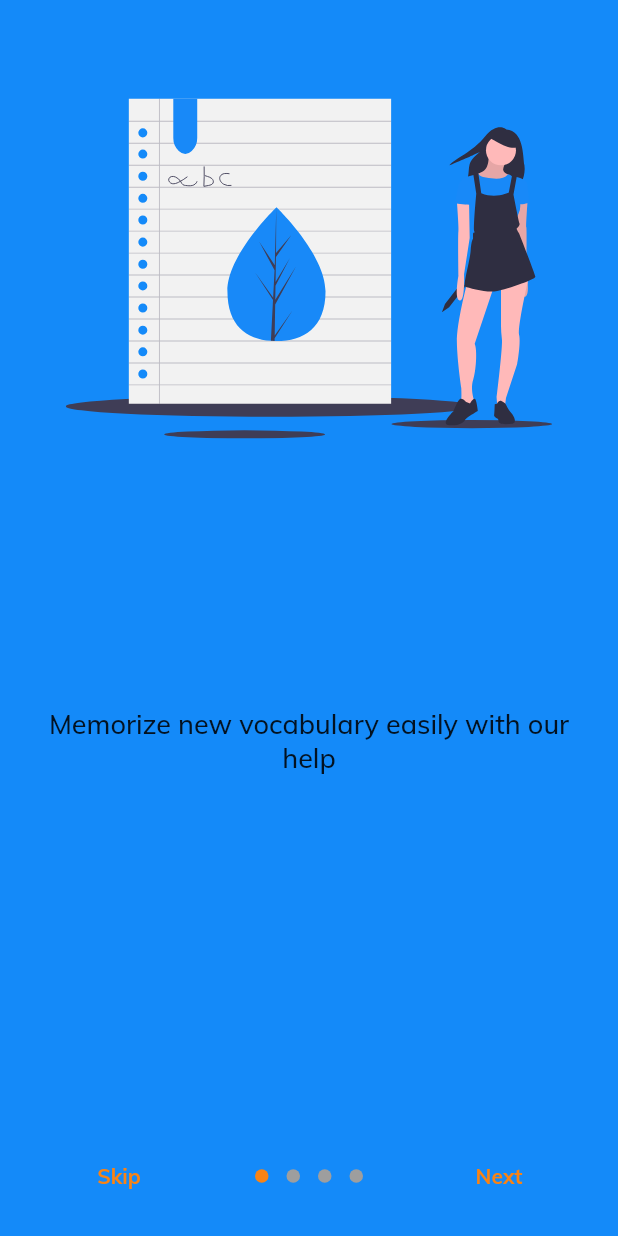
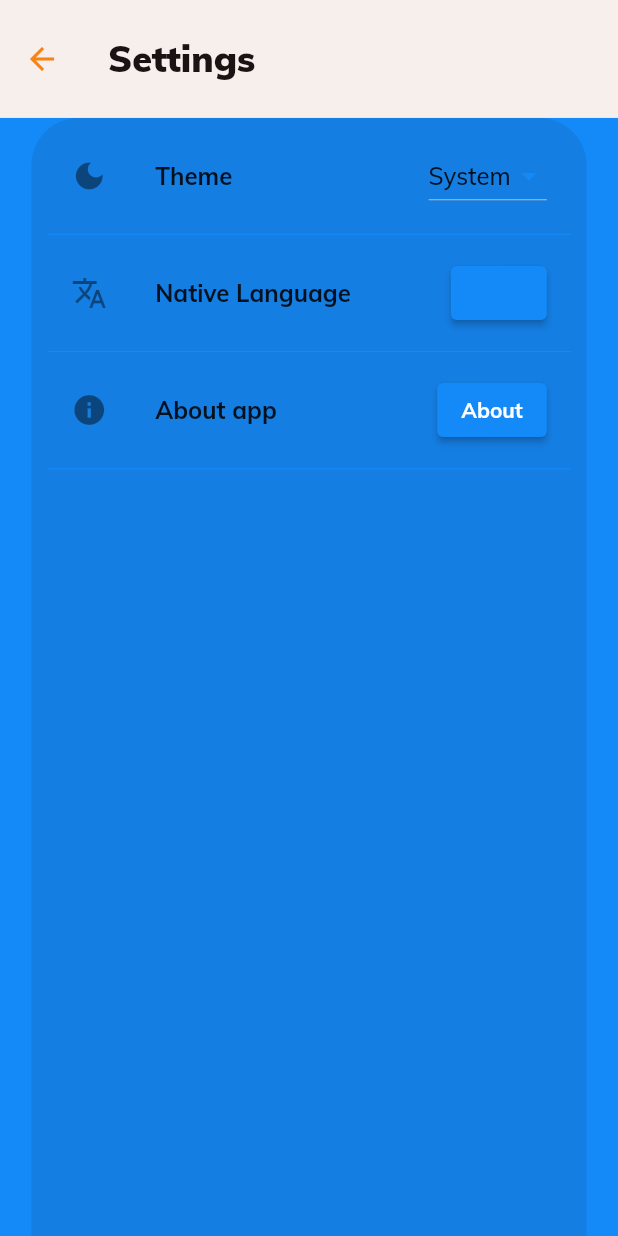
Before and after one commit to adam-podkowinski/easy_language, a Flutter app: the WordBankPage screen opened by its route, in the side drawer, after a tap on "Settings", on a phone screen of 412 x 824 dp. Run offline on Flutter 3.47's test engine with Material 2 defaults, Android fonts, the phone set to English and light mode, and no system bars; drawn by our look-alikes of auto_size_text, introduction_screen; our stand-ins replace dartz, equatable, flutter_screenutil, flutter_slidable, flutter_svg, fluttertoast and 4 more; missing offline and left inert: language_picker; accounts and stored records are empty; statements that could not run were skipped.

Commit message:
Add settings screen and native language field

```diff
--- a/lib/core/constants.dart
+++ b/lib/core/constants.dart
@@ -5,6 +5,7 @@ const Size screenSize = Size(393, 781);
 const wordBankPageId = '/word_bank';
 const introductionPageId = '/introduction';
 const flashcardsPageId = '/flashcards';
+const settingsPageId = '/settings';
 const cachedSettingsId = 'settings';
 const cachedWordBankId = 'word_bank';
 const cachedCurrentLanguageId = 'current_language';
@@ -18,4 +19,5 @@ const Map<String, String> pageTitlesFromIds = {
   wordBankPageId: 'Word Bank',
   introductionPageId: 'Introduction',
   flashcardsPageId: 'Flashcards',
+  settingsPageId: 'Settings',
 };
--- a/lib/core/presentation/drawer.dart
+++ b/lib/core/presentation/drawer.dart
@@ -54,11 +54,11 @@ class EasyLanguageDrawer extends StatelessWidget {
           ),
           DrawerListTile(
             name: 'Settings',
-            isFocused: pageId == introductionPageId,
+            isFocused: pageId == settingsPageId,
             leadingIconData: Icons.settings,
             onTap: () {
               Navigator.of(context).pop();
-              Navigator.of(context).pushNamed(introductionPageId);
+              Navigator.of(context).pushNamed(settingsPageId);
             },
           ),
         ],
--- a/lib/core/presentation/main_app.dart
+++ b/lib/core/presentation/main_app.dart
@@ -4,6 +4,7 @@ import 'package:easy_language/core/presentation/styles.dart';
 import 'package:easy_language/features/flashcard/presentation/manager/flashcard_provider.dart';
 import 'package:easy_language/features/flashcard/presentation/pages/flashcard_page.dart';
 import 'package:easy_language/features/login/presentation/pages/introduction_page.dart';
+import 'package:easy_language/features/settings/presentation/pages/settings_page.dart';
 import 'package:easy_language/features/word_bank/presentation/manager/word_bank_provider.dart';
 import 'package:easy_language/features/word_bank/presentation/pages/word_bank_page.dart';
 import 'package:easy_language/injection_container.dart';
@@ -50,6 +51,7 @@ class MainApp extends StatelessWidget {
         routes: {
           wordBankPageId: (context) => const WordBankPage(),
           introductionPageId: (context) => const IntroductionPage(),
+          settingsPageId: (context) => const SettingsPage(),
           flashcardsPageId: (context) => ChangeNotifierProvider(
                 create: (context) {
                   final provider = sl<FlashcardProvider>();
--- a/lib/features/flashcard/data/models/flashcard_model.dart
+++ b/lib/features/flashcard/data/models/flashcard_model.dart
@@ -24,7 +24,7 @@ class FlashcardModel extends Flashcard {
       isTurned: cast(flashcardMap[isTurnedId]) ?? false,
       wordIndex: cast(flashcardMap[wordIndexId]) ?? 0,
       wordLanguage: Language.fromIsoCode(
-        cast(flashcardMap[wordLanguageId]) ?? 'en-US',
+        cast(flashcardMap[wordLanguageId]) ?? Languages.english.isoCode,
       ),
     );
   }
--- a/lib/features/login/presentation/pages/introduction_page.dart
+++ b/lib/features/login/presentation/pages/introduction_page.dart
@@ -1,5 +1,6 @@
 import 'package:auto_size_text/auto_size_text.dart';
 import 'package:easy_language/core/constants.dart';
+import 'package:easy_language/core/presentation/show_language_picker_dialog.dart';
 import 'package:easy_language/features/settings/domain/entities/settings.dart';
 import 'package:easy_language/features/settings/presentation/manager/settings_provider.dart';
 import 'package:easy_language/features/settings/presentation/widgets/theme_picker.dart';
@@ -8,6 +9,7 @@ import 'package:flutter/material.dart';
 import 'package:flutter_screenutil/flutter_screenutil.dart';
 import 'package:flutter_svg/flutter_svg.dart';
 import 'package:introduction_screen/introduction_screen.dart';
+import 'package:language_picker/languages.dart';
 import 'package:provider/provider.dart';
 
 class IntroductionPage extends StatelessWidget {
@@ -20,12 +22,11 @@ class IntroductionPage extends StatelessWidget {
       child: Scaffold(
         body: IntroductionScreen(
           pages: _buildPages(context),
-          onDone: () {
-            Navigator.of(context).pushReplacementNamed(wordBankPageId).then(
-                  (_) async => state.changeSettings({
-                    Settings.isStartupId: false,
-                  }),
-                );
+          onDone: () async {
+            await state.changeSettings({
+              Settings.isStartupId: false,
+            });
+            Navigator.of(context).pushReplacementNamed(wordBankPageId);
           },
           showSkipButton: true,
           skip: const Text('Skip'),
@@ -60,6 +61,28 @@ class IntroductionPage extends StatelessWidget {
         '$svgPrefix/dark_mode.svg',
         'Choose your preferable theme for this application',
         footer: const ThemePicker(),
+      ),
+      _buildPage(
+        context,
+        'Native language',
+        '$svgPrefix/languages.svg',
+        "What language do you translate to most often?",
+        footer: ElevatedButton(
+          onPressed: () => showLanguagePickerDialog(
+            context,
+            (Language language) {
+              context.read<SettingsProvider>().changeSettings(
+                {
+                  Settings.nativeLanguageId: language.isoCode,
+                },
+              );
+            },
+            Languages.defaultLanguages,
+          ),
+          child: Text(
+            context.watch<SettingsProvider>().settings.nativeLanguage.name,
+          ),
+        ),
       ),
       _buildPage(
         context,
--- a/lib/features/settings/data/models/settings_model.dart
+++ b/lib/features/settings/data/models/settings_model.dart
@@ -1,12 +1,18 @@
 import 'package:dartz/dartz.dart';
 import 'package:easy_language/features/settings/domain/entities/settings.dart';
 import 'package:flutter/material.dart';
+import 'package:language_picker/languages.dart';
 
 class SettingsModel extends Settings {
   const SettingsModel({
     bool isStartup = true,
     ThemeMode themeMode = ThemeMode.system,
-  }) : super(themeMode: themeMode, isStartup: isStartup);
+    required Language nativeLanguage,
+  }) : super(
+          themeMode: themeMode,
+          isStartup: isStartup,
+          nativeLanguage: nativeLanguage,
+        );
 
   /// Takes map and returns a [SettingsModel]
   /// Map's object should be a basic type (int, string, bool) and NOT enum
@@ -14,6 +20,9 @@ class SettingsModel extends Settings {
     return SettingsModel(
       isStartup: cast(map[Settings.isStartupId]) ?? true,
       themeMode: mapStringToThemeMode(cast(map[Settings.themeModeId])),
+      nativeLanguage: Language.fromIsoCode(
+        cast(map[Settings.nativeLanguageId]) ?? Languages.english.isoCode,
+      ),
     );
   }
 
@@ -24,6 +33,7 @@ class SettingsModel extends Settings {
   Map<dynamic, dynamic> toMap() => {
         Settings.isStartupId: isStartup,
         Settings.themeModeId: mapThemeModeToString(themeMode),
+        Settings.nativeLanguageId: nativeLanguage.isoCode,
       };
 
   static ThemeMode mapStringToThemeMode(String? theme) {
--- a/lib/features/settings/data/repositories/settings_repository_impl.dart
+++ b/lib/features/settings/data/repositories/settings_repository_impl.dart
@@ -4,10 +4,13 @@ import 'package:easy_language/features/settings/data/data_sources/settings_local
 import 'package:easy_language/features/settings/data/models/settings_model.dart';
 import 'package:easy_language/features/settings/domain/entities/settings.dart';
 import 'package:easy_language/features/settings/domain/repositories/settings_repository.dart';
+import 'package:language_picker/languages.dart';
 
 class SettingsRepositoryImpl implements SettingsRepository {
   bool _initial = true;
-  SettingsModel _settings = const SettingsModel();
+  SettingsModel _settings = SettingsModel(
+    nativeLanguage: Languages.english,
+  );
   final SettingsLocalDataSource localDataSource;
 
   SettingsRepositoryImpl({required this.localDataSource});
--- a/lib/features/settings/domain/entities/settings.dart
+++ b/lib/features/settings/domain/entities/settings.dart
@@ -1,19 +1,26 @@
 import 'package:equatable/equatable.dart';
 import 'package:flutter/material.dart';
+import 'package:language_picker/languages.dart';
 
 class Settings extends Equatable {
   final bool isStartup;
   final ThemeMode themeMode;
+  final Language nativeLanguage;
 
-  const Settings({required this.isStartup, required this.themeMode});
+  const Settings({
+    required this.isStartup,
+    required this.themeMode,
+    required this.nativeLanguage,
+  });
 
   static const isStartupId = 'isStartup';
   static const themeModeId = 'themeMode';
   static const darkThemeId = 'Dark';
   static const lightThemeId = 'Light';
   static const systemThemeId = 'System';
+  static const nativeLanguageId = 'nativeLanguage';
   static const availableThemesIds = [systemThemeId, lightThemeId, darkThemeId];
 
   @override
-  List<Object?> get props => [isStartup, themeMode];
+  List<Object?> get props => [isStartup, themeMode, nativeLanguage];
 }
--- a/lib/features/settings/presentation/manager/settings_provider.dart
+++ b/lib/features/settings/presentation/manager/settings_provider.dart
@@ -3,15 +3,17 @@ import 'package:easy_language/features/settings/data/models/settings_model.dart'
 import 'package:easy_language/features/settings/domain/entities/settings.dart';
 import 'package:easy_language/features/settings/domain/repositories/settings_repository.dart';
 import 'package:flutter/material.dart';
+import 'package:language_picker/languages.dart';
 
 class SettingsProvider extends ChangeNotifier {
   bool loading = true;
 
   final SettingsRepository settingsRepository;
 
-  Settings settings = const Settings(
+  Settings settings = Settings(
     isStartup: false,
     themeMode: ThemeMode.system,
+    nativeLanguage: Languages.english,
   );
 
   SettingsFailure? settingsFailure;
--- /dev/null
+++ b/lib/features/settings/presentation/pages/settings_page.dart
@@ -0,0 +1,127 @@
+import 'package:auto_size_text/auto_size_text.dart';
+import 'package:easy_language/core/constants.dart';
+import 'package:easy_language/core/presentation/show_language_picker_dialog.dart';
+import 'package:easy_language/features/settings/domain/entities/settings.dart';
+import 'package:easy_language/features/settings/presentation/manager/settings_provider.dart';
+import 'package:easy_language/features/settings/presentation/widgets/theme_picker.dart';
+import 'package:flutter/material.dart';
+import 'package:flutter_screenutil/flutter_screenutil.dart';
+import 'package:language_picker/languages.dart';
+import 'package:provider/provider.dart';
+
+class SettingsPage extends StatelessWidget {
+  const SettingsPage({Key? key}) : super(key: key);
+
+  @override
+  Widget build(BuildContext context) {
+    return SafeArea(
+      child: Scaffold(
+        appBar: AppBar(
+          toolbarHeight: 75.r,
+          title: Text(pageTitlesFromIds[settingsPageId] ?? 'Settings'),
+        ),
+        body: Container(
+          padding: EdgeInsets.symmetric(horizontal: 10.r),
+          margin: EdgeInsets.symmetric(horizontal: 20.r),
+          decoration: BoxDecoration(
+            borderRadius: BorderRadius.vertical(
+              top: Radius.circular(30.r),
+            ),
+            color: Theme.of(context).colorScheme.onBackground.withOpacity(
+                  0.1,
+                ),
+          ),
+          child: Column(
+            children: [
+              SizedBox(
+                height: 10.h,
+              ),
+              const ListTile(
+                trailing: ThemePicker(),
+                leading: Icon(Icons.dark_mode),
+                title: Text(
+                  'Theme',
+                  style: TextStyle(fontWeight: FontWeight.bold),
+                ),
+              ),
+              SizedBox(
+                height: 10.h,
+              ),
+              Divider(
+                color: Theme.of(context).primaryColor,
+                height: 1,
+              ),
+              SizedBox(
+                height: 10.h,
+              ),
+              ListTile(
+                trailing: ElevatedButton(
+                  onPressed: () => showLanguagePickerDialog(
+                    context,
+                    (Language languagePicked) {
+                      context.read<SettingsProvider>().changeSettings(
+                        {
+                          Settings.nativeLanguageId: languagePicked.isoCode,
+                        },
+                      );
+                    },
+                    Languages.defaultLanguages,
+                  ),
+                  child: Text(
+                    context
+                        .watch<SettingsProvider>()
+                        .settings
+                        .nativeLanguage
+                        .name,
+                  ),
+                ),
+                leading: const Icon(Icons.translate),
+                title: const AutoSizeText(
+                  'Native Language',
+                  style: TextStyle(fontWeight: FontWeight.bold),
+                  maxLines: 2,
+                ),
+              ),
+              SizedBox(
+                height: 10.h,
+              ),
+              Divider(
+                color: Theme.of(context).primaryColor,
+                height: 1,
+              ),
+              SizedBox(
+                height: 10.h,
+              ),
+              ListTile(
+                trailing: ElevatedButton(
+                  onPressed: () => showAboutDialog(
+                    context: context,
+                    applicationName: 'Easy Language',
+                    applicationVersion: '1',
+                    applicationIcon: const Icon(Icons.info),
+                    applicationLegalese: '| Made by Adam Podkowinski |\n'
+                        '| Open source | \n'
+                        '| Source Code |\ngithub.com/adam-podkowinski/easy_language',
+                  ),
+                  child: const Text('About'),
+                ),
+                leading: const Icon(Icons.info),
+                title: const Text(
+                  'About app',
+                  style: TextStyle(fontWeight: FontWeight.bold),
+                ),
+              ),
+              SizedBox(
+                height: 10.h,
+              ),
+              Divider(
+                color: Theme.of(context).primaryColor,
+                height: 1,
+              ),
+            ],
+          ),
+        ),
+      ),
+    );
+  }
+}
--- a/lib/features/word_bank/presentation/manager/word_bank_provider.dart
+++ b/lib/features/word_bank/presentation/manager/word_bank_provider.dart
@@ -73,6 +73,7 @@ class WordBankProvider extends ChangeNotifier {
     notifyListeners();
   }
 
+  // TODO: move searchWords to a repository
   List<Word>? searchWords(String? phraseToSearch, {Language? language}) {
     var phrase = searchPhrase;
 
```
Also changed, not shown: assets/svgs/languages.svg (added), 2 other files.
